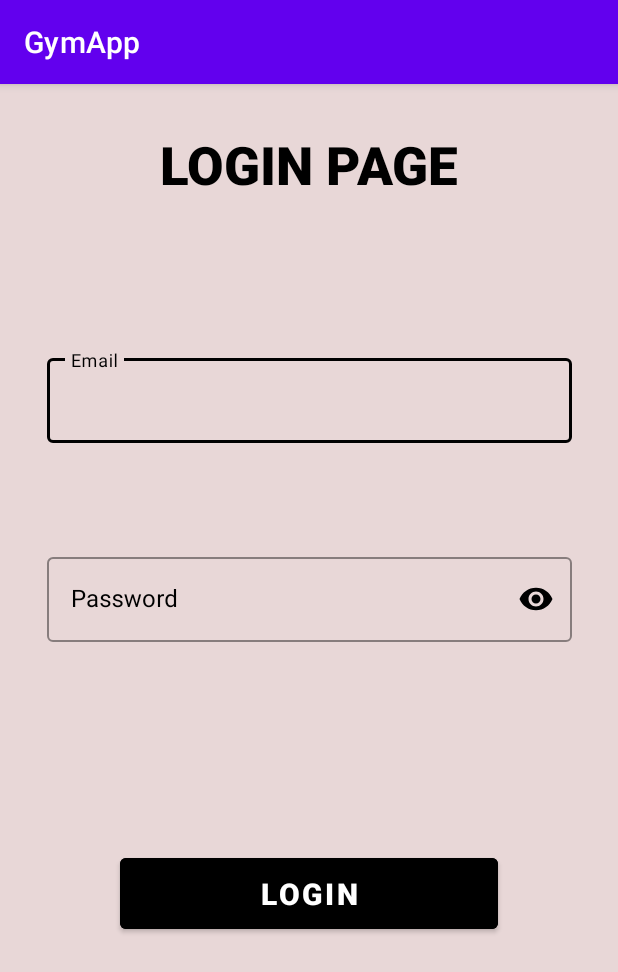
After one commit to OmerOzen10/Gym-Application, an Android app: the LoginActivity screen opened directly, with no data from a screen before it, on a phone screen of 412 x 824 dp. The commit adds this screen. Shown: the top 972 px of the screen. Run offline under Robolectric (Android 15) with nearby library versions, the phone set to English and light mode, and no system bars; our stand-ins replace Firebase (no records; nobody signed in at launch, a user with empty details on screens opened directly).

Commit message:
Created Login Activity

```diff
--- a/GymApp/app/build.gradle
+++ b/GymApp/app/build.gradle
@@ -35,6 +35,7 @@ dependencies {
     implementation 'com.google.android.material:material:1.8.0'
     implementation 'androidx.constraintlayout:constraintlayout:2.1.4'
     implementation 'com.google.firebase:firebase-auth-ktx:21.1.0'
+    implementation 'com.google.firebase:firebase-database:20.0.4'
     testImplementation 'junit:junit:4.13.2'
     androidTestImplementation 'androidx.test.ext:junit:1.1.5'
     androidTestImplementation 'androidx.test.espresso:espresso-core:3.5.1'
--- a/GymApp/app/src/main/AndroidManifest.xml
+++ b/GymApp/app/src/main/AndroidManifest.xml
@@ -24,6 +24,10 @@
         <activity
             android:name=".RegisterActivity"
             android:exported="true" />
+
+        <activity
+            android:name=".LoginActivity"
+            android:exported="true" />
     </application>
 
 
--- /dev/null
+++ b/GymApp/app/src/main/java/com/example/gymapp/LoginActivity.java
@@ -0,0 +1,116 @@
+package com.example.gymapp;
+
+
+import android.os.Bundle;
+import android.text.TextUtils;
+import android.util.Log;
+import android.util.Patterns;
+import android.view.LayoutInflater;
+import android.view.View;
+import android.view.ViewGroup;
+import android.widget.Button;
+import android.widget.EditText;
+import android.widget.ImageView;
+import android.widget.ProgressBar;
+import android.widget.Toast;
+
+import androidx.annotation.NonNull;
+import androidx.annotation.Nullable;
+import androidx.appcompat.app.AppCompatActivity;
+import androidx.fragment.app.Fragment;
+
+import com.google.android.gms.tasks.OnCompleteListener;
+import com.google.android.gms.tasks.Task;
+import com.google.android.material.textfield.TextInputEditText;
+import com.google.firebase.auth.AuthResult;
+import com.google.firebase.auth.FirebaseAuth;
+import com.google.firebase.auth.FirebaseAuthInvalidCredentialsException;
+import com.google.firebase.auth.FirebaseAuthInvalidUserException;
+
+public class LoginActivity extends AppCompatActivity {
+
+    private TextInputEditText edtEmail1, edtPassword1;
+    private ProgressBar progressBar1;
+    private FirebaseAuth auth;
+    private static final String TAG = "LoginActivity";
+
+
+    @Override
+    protected void onCreate(@Nullable Bundle savedInstanceState) {
+        super.onCreate(savedInstanceState);
+        setContentView(R.layout.activity_login);
+
+        edtEmail1 = findViewById(R.id.edtEmail1);
+        edtPassword1 = findViewById(R.id.edtPassword1);
+        progressBar1 = findViewById(R.id.progressBar1);
+
+        auth = FirebaseAuth.getInstance();
+
+//        ImageView hidePass = findViewById(R.id.hidePass);
+//
+//        hidePass.setOnClickListener(new View.OnClickListener() {
+//            @Override
+//            public void onClick(View view) {
+//
+//            }
+//        });
+
+        Button btnLogin = findViewById(R.id.btnLogin1);
+        btnLogin.setOnClickListener(new View.OnClickListener() {
+            @Override
+            public void onClick(View view) {
+
+                String textEmail = edtEmail1.getText().toString();
+                String txtPassword = edtPassword1.getText().toString();
+
+                if (TextUtils.isEmpty(textEmail)){
+                    Toast.makeText(LoginActivity.this, "Please enter your email", Toast.LENGTH_SHORT).show();
+                    edtEmail1.setError("Email is required");
+                    edtEmail1.requestFocus();
+                } else if (!Patterns.EMAIL_ADDRESS.matcher(textEmail).matches()) {
+                    Toast.makeText(LoginActivity.this, "Please re-enter your email", Toast.LENGTH_SHORT).show();
+                    edtEmail1.setError("Invalid Email");
+                    edtEmail1.requestFocus();
+                } else if (TextUtils.isEmpty(txtPassword)) {
+                    Toast.makeText(LoginActivity.this, "Please enter your password", Toast.LENGTH_SHORT).show();
+                    edtPassword1.setError("Password is required");
+                    edtPassword1.requestFocus();
+                }else {
+                    progressBar1.setVisibility(View.VISIBLE);
+                    loginUser(textEmail,txtPassword);
+                }
+
+            }
+        });
+    }
+
+    private void loginUser(String email, String password) {
+        auth.signInWithEmailAndPassword(email,password).addOnCompleteListener(new OnCompleteListener<AuthResult>() {
+            @Override
+            public void onComplete(@NonNull Task<AuthResult> task) {
+                if (task.isSuccessful()){
+                    Toast.makeText(LoginActivity.this, "You are logged in", Toast.LENGTH_SHORT).show();
+
+                }else {
+
+                    try {
+                        throw task.getException();
+
+                    }catch (FirebaseAuthInvalidUserException e){
+                        edtEmail1.setError("User does not exist");
+                        edtEmail1.requestFocus();
+                    }catch (FirebaseAuthInvalidCredentialsException e){
+                        edtEmail1.setError("Invalid credentials");
+                        edtEmail1.requestFocus();
+                    }catch (Exception e){
+                        Log.e(TAG, e.getMessage());
+                        Toast.makeText(LoginActivity.this, e.getMessage(), Toast.LENGTH_SHORT).show();
+                    }
+
+
+                }
+                progressBar1.setVisibility(View.GONE);
+            }
+        });
+    }
+}
--- /dev/null
+++ b/GymApp/app/src/main/res/layout/activity_login.xml
@@ -0,0 +1,109 @@
+<?xml version="1.0" encoding="utf-8"?>
+<androidx.constraintlayout.widget.ConstraintLayout xmlns:android="http://schemas.android.com/apk/res/android"
+    xmlns:app="http://schemas.android.com/apk/res-auto"
+    android:layout_width="match_parent"
+    android:layout_height="match_parent"
+    android:background="#E8D7D7"
+    android:id="@+id/fragmentLog">
+
+
+    <TextView
+        android:id="@+id/textView"
+        android:layout_width="wrap_content"
+        android:layout_height="wrap_content"
+        android:layout_marginTop="30dp"
+        android:fontFamily="sans-serif-black"
+        android:text="LOGIN PAGE"
+        android:textColor="@color/black"
+        android:textSize="35sp"
+        android:textStyle="bold"
+        app:layout_constraintEnd_toEndOf="parent"
+        app:layout_constraintStart_toStartOf="parent"
+        app:layout_constraintTop_toTopOf="parent" />
+
+
+    <com.google.android.material.textfield.TextInputLayout
+        android:id="@+id/layoutEmail1"
+        style="@style/Widget.MaterialComponents.TextInputLayout.OutlinedBox"
+        android:layout_width="350dp"
+        android:layout_height="wrap_content"
+        android:layout_marginTop="100dp"
+        android:hint="Email"
+        android:textColorHint="@color/black"
+        app:boxStrokeColor="@color/black"
+        app:endIconMode="clear_text"
+        app:endIconTint="#FF0000"
+        app:errorEnabled="true"
+        app:errorTextColor="#FF0000"
+        app:hintTextColor="@color/black"
+        app:layout_constraintEnd_toEndOf="parent"
+        app:layout_constraintStart_toStartOf="parent"
+        app:layout_constraintTop_toBottomOf="@+id/textView">
+
+        <com.google.android.material.textfield.TextInputEditText
+            android:id="@+id/edtEmail1"
+            android:layout_width="match_parent"
+            android:layout_height="wrap_content"
+            android:inputType="textEmailAddress"
+            android:textColor="@color/black" />
+    </com.google.android.material.textfield.TextInputLayout>
+
+    <com.google.android.material.textfield.TextInputLayout
+        android:id="@+id/layoutPassword1"
+        style="@style/Widget.MaterialComponents.TextInputLayout.OutlinedBox"
+        android:layout_width="350dp"
+        android:layout_height="wrap_content"
+        android:layout_marginTop="50dp"
+        android:hint="Password"
+        android:textColorHint="@color/black"
+        app:boxStrokeColor="@color/black"
+        app:endIconMode="password_toggle"
+        app:endIconTint="#000000"
+        app:errorEnabled="true"
+        app:errorTextColor="#FF0000"
+        app:hintTextColor="@color/black"
+        app:layout_constraintEnd_toEndOf="parent"
+        app:layout_constraintStart_toStartOf="parent"
+        app:layout_constraintTop_toBottomOf="@+id/layoutEmail1"
+        >
+
+        <com.google.android.material.textfield.TextInputEditText
+            android:id="@+id/edtPassword1"
+            android:layout_width="match_parent"
+            android:layout_height="wrap_content"
+            android:inputType="textPassword"
+            android:textColor="@color/black"/>
+    </com.google.android.material.textfield.TextInputLayout>
+
+    <Button
+        android:id="@+id/btnLogin1"
+        android:layout_width="match_parent"
+        android:layout_height="wrap_content"
+        android:layout_marginStart="80dp"
+        android:layout_marginTop="100dp"
+        android:layout_marginEnd="80dp"
+        android:layout_marginBottom="182dp"
+        android:backgroundTint="@color/black"
+        android:fontFamily="sans-serif-black"
+        android:padding="10dp"
+        android:text="LOGIN"
+        android:textColor="@color/white"
+        android:textSize="20sp"
+        android:textStyle="bold"
+        app:layout_constraintBottom_toBottomOf="parent"
+        app:layout_constraintEnd_toEndOf="parent"
+        app:layout_constraintStart_toStartOf="parent"
+        app:layout_constraintTop_toBottomOf="@+id/layoutPassword1" />
+
+    <ProgressBar
+        android:id="@+id/progressBar1"
+        android:layout_width="wrap_content"
+        android:layout_height="wrap_content"
+        android:visibility="gone"
+        app:layout_constraintBottom_toBottomOf="parent"
+        app:layout_constraintEnd_toEndOf="parent"
+        app:layout_constraintStart_toStartOf="parent"
+        app:layout_constraintTop_toTopOf="parent" />
+
+
+</androidx.constraintlayout.widget.ConstraintLayout>
--- a/GymApp/app/src/main/res/layout/activity_register.xml
+++ b/GymApp/app/src/main/res/layout/activity_register.xml
@@ -101,6 +101,7 @@
                 android:layout_width="match_parent"
                 android:layout_height="wrap_content"
                 android:inputType="date"
+                android:focusable="false"
                 android:textColor="@color/black" />
         </com.google.android.material.textfield.TextInputLayout>
 
@@ -118,6 +119,7 @@
                 android:layout_width="wrap_content"
                 android:layout_height="wrap_content"
                 android:text="Female"
+                android:padding="10dp"
                 android:textSize="16sp" />
 
             <RadioButton
@@ -126,6 +128,7 @@
                 android:layout_height="wrap_content"
                 android:layout_marginStart="20dp"
                 android:text="Male"
+                android:padding="10dp"
                 android:textSize="16sp" />
 
         </RadioGroup>
```
Also changed, not shown: GymApp/app/src/main/java/com/example/gymapp/MainActivity.java (+10 -8 lines), GymApp/app/src/main/java/com/example/gymapp/ReadWriteUserDetails.java (added, +12 -0 lines), GymApp/app/src/main/java/com/example/gymapp/RegisterActivity.java (+66 -6 lines), GymApp/app/src/main/res/drawable-anydpi/ic_hide.xml (added, +11 -0 lines), GymApp/app/src/main/res/layout/activity_main.xml (+22 -10 lines), GymApp/app/src/main/res/drawable-hdpi/ic_hide.png (added), GymApp/app/src/main/res/drawable-mdpi/ic_hide.png (added), GymApp/app/src/main/res/drawable-xhdpi/ic_hide.png (added), GymApp/app/src/main/res/drawable-xxhdpi/ic_hide.png (added).
